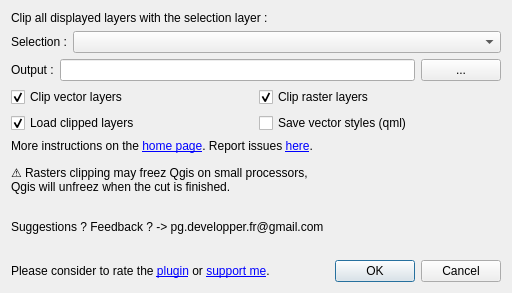
Before: the Qt Designer form clip_multiple_layers_dialog_base.ui in Taknok/Qgisplugin-ClipMultipleLayers, drawn with Qt 5.
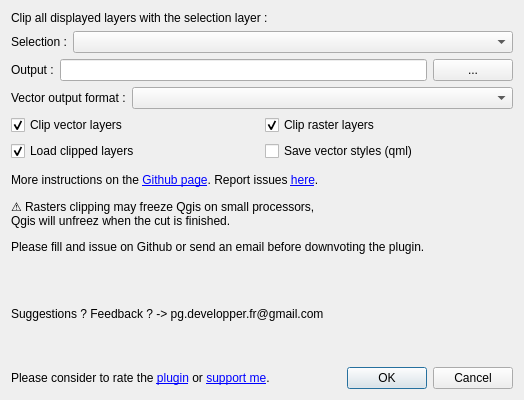
After: the same form once the commit is applied.

Commit message: Add option to select output format.

```diff
--- a/clip_multiple_layers_dialog_base.ui
+++ b/clip_multiple_layers_dialog_base.ui
@@ -6,37 +6,90 @@
    <rect>
     <x>0</x>
     <y>0</y>
-    <width>512</width>
-    <height>293</height>
+    <width>524</width>
+    <height>400</height>
    </rect>
   </property>
   <property name="minimumSize">
    <size>
-    <width>372</width>
-    <height>266</height>
+    <width>524</width>
+    <height>400</height>
    </size>
   </property>
   <property name="maximumSize">
    <size>
-    <width>591</width>
-    <height>397</height>
+    <width>2000</width>
+    <height>2000</height>
    </size>
   </property>
   <property name="windowTitle">
    <string>ClipMultipleLayers</string>
   </property>
   <layout class="QGridLayout" name="gridLayout">
-   <item row="11" column="0">
-    <widget class="QLabel" name="label_3">
+   <item row="7" column="0">
+    <layout class="QHBoxLayout" name="horizontalLayout_6">
+     <item>
+      <widget class="QLabel" name="label_7">
+       <property name="sizePolicy">
+        <sizepolicy hsizetype="Minimum" vsizetype="Preferred">
+         <horstretch>0</horstretch>
+         <verstretch>0</verstretch>
+        </sizepolicy>
+       </property>
+       <property name="minimumSize">
+        <size>
+         <width>0</width>
+         <height>0</height>
+        </size>
+       </property>
      <property name="text">
-      <string>Suggestions ? Feedback ? -&gt; pg.developper.fr@gmail.com</string>
+        <string>Vector output format :</string>
+       </property>
+      </widget>
+     </item>
+     <item>
+      <widget class="QComboBox" name="comboFormatBox">
+       <property name="sizePolicy">
+        <sizepolicy hsizetype="MinimumExpanding" vsizetype="Fixed">
+         <horstretch>0</horstretch>
+         <verstretch>0</verstretch>
+        </sizepolicy>
+       </property>
+       <property name="minimumSize">
+        <size>
+         <width>0</width>
+         <height>0</height>
+        </size>
+       </property>
+      </widget>
+     </item>
+    </layout>
+   </item>
+   <item row="14" column="0">
+    <layout class="QHBoxLayout" name="horizontalLayout_3">
+     <item>
+      <widget class="QLabel" name="label_5">
+       <property name="text">
+        <string>&lt;html&gt;&lt;head/&gt;&lt;body&gt;&lt;p&gt;Please consider to rate the &lt;a href=&quot;https://plugins.qgis.org/plugins/ClipMultipleLayers/&quot;&gt;&lt;span style=&quot; text-decoration: underline; color:#0000ff;&quot;&gt;plugin&lt;/span&gt;&lt;/a&gt; or &lt;a href=&quot;https://www.paypal.com/cgi-bin/webscr?cmd=_s-xclick&amp;amp;hosted_button_id=4DC3A78C398HW&quot;&gt;&lt;span style=&quot; text-decoration: underline; color:#0000ff;&quot;&gt;support me&lt;/span&gt;&lt;/a&gt;.&lt;/p&gt;&lt;/body&gt;&lt;/html&gt;</string>
      </property>
      <property name="openExternalLinks">
       <bool>false</bool>
      </property>
     </widget>
    </item>
-   <item row="8" column="0">
+     <item>
+      <widget class="QDialogButtonBox" name="button_box">
+       <property name="orientation">
+        <enum>Qt::Horizontal</enum>
+       </property>
+       <property name="standardButtons">
+        <set>QDialogButtonBox::Cancel|QDialogButtonBox::Ok</set>
+       </property>
+      </widget>
+     </item>
+    </layout>
+   </item>
+   <item row="9" column="0">
     <layout class="QHBoxLayout" name="horizontalLayout_5">
      <item>
       <widget class="QCheckBox" name="checkBox">
@@ -57,10 +110,10 @@
      </item>
     </layout>
    </item>
-   <item row="9" column="0">
-    <widget class="QLabel" name="label_6">
+   <item row="12" column="0">
+    <widget class="QLabel" name="label_3">
      <property name="text">
-      <string>&lt;html&gt;&lt;head/&gt;&lt;body&gt;&lt;p&gt;More instructions on the &lt;a href=&quot;https://github.com/Taknok/Qgisplugin-ClipMultipleLayers/wiki&quot;&gt;&lt;span style=&quot; text-decoration: underline; color:#0000ff;&quot;&gt;home page&lt;/span&gt;&lt;/a&gt;. Report issues &lt;a href=&quot;https://github.com/Taknok/Qgisplugin-ClipMultipleLayers/issues&quot;&gt;&lt;span style=&quot; text-decoration: underline; color:#0000ff;&quot;&gt;here&lt;/span&gt;&lt;/a&gt;.&lt;/p&gt;&lt;p&gt;⚠️ Rasters clipping may freez Qgis on small processors, &lt;br/&gt;Qgis will unfreez when the cut is finished.&lt;/p&gt;&lt;/body&gt;&lt;/html&gt;</string>
+      <string>Suggestions ? Feedback ? -&gt; pg.developper.fr@gmail.com</string>
      </property>
      <property name="openExternalLinks">
       <bool>true</bool>
@@ -71,7 +124,7 @@
     </widget>
    </item>
    <item row="1" column="0">
-    <layout class="QHBoxLayout" name="horizontalLayout_2">
+    <layout class="QHBoxLayout" name="horizontalLayout_1">
      <item alignment="Qt::AlignLeft">
       <widget class="QLabel" name="label">
        <property name="sizePolicy">
@@ -97,7 +150,33 @@
      </item>
     </layout>
    </item>
-   <item row="7" column="0">
+   <item row="0" column="0">
+    <widget class="QLabel" name="label_1">
+     <property name="sizePolicy">
+      <sizepolicy hsizetype="Preferred" vsizetype="Fixed">
+       <horstretch>0</horstretch>
+       <verstretch>0</verstretch>
+      </sizepolicy>
+     </property>
+     <property name="text">
+      <string>Clip all displayed layers with the selection layer :</string>
+     </property>
+    </widget>
+   </item>
+   <item row="10" column="0">
+    <widget class="QLabel" name="label_6">
+     <property name="text">
+      <string>&lt;html&gt;&lt;head/&gt;&lt;body&gt;&lt;p&gt;More instructions on the &lt;a href=&quot;https://github.com/Taknok/Qgisplugin-ClipMultipleLayers/wiki&quot;&gt;&lt;span style=&quot; text-decoration: underline; color:#0000ff;&quot;&gt;Github page&lt;/span&gt;&lt;/a&gt;. Report issues &lt;a href=&quot;https://github.com/Taknok/Qgisplugin-ClipMultipleLayers/issues&quot;&gt;&lt;span style=&quot; text-decoration: underline; color:#0000ff;&quot;&gt;here&lt;/span&gt;&lt;/a&gt;.&lt;/p&gt;&lt;p&gt;⚠️ Rasters clipping may freeze Qgis on small processors, &lt;br/&gt;Qgis will unfreez when the cut is finished.&lt;/p&gt;&lt;p&gt;Please fill and issue on Github or send an email before downvoting the plugin.&lt;/p&gt;&lt;/body&gt;&lt;/html&gt;</string>
+     </property>
+     <property name="openExternalLinks">
+      <bool>true</bool>
+     </property>
+     <property name="buddy">
+      <cstring></cstring>
+     </property>
+    </widget>
+   </item>
+   <item row="8" column="0">
     <layout class="QHBoxLayout" name="horizontalLayout_4">
      <item>
       <widget class="QCheckBox" name="checkVector">
@@ -127,45 +206,8 @@
      </item>
     </layout>
    </item>
-   <item row="13" column="0">
-    <layout class="QHBoxLayout" name="horizontalLayout_3">
-     <item>
-      <widget class="QLabel" name="label_5">
-       <property name="text">
-        <string>&lt;html&gt;&lt;head/&gt;&lt;body&gt;&lt;p&gt;Please consider to rate the &lt;a href=&quot;https://plugins.qgis.org/plugins/ClipMultipleLayers/&quot;&gt;&lt;span style=&quot; text-decoration: underline; color:#0000ff;&quot;&gt;plugin&lt;/span&gt;&lt;/a&gt; or &lt;a href=&quot;https://www.paypal.com/cgi-bin/webscr?cmd=_s-xclick&amp;amp;hosted_button_id=4DC3A78C398HW&quot;&gt;&lt;span style=&quot; text-decoration: underline; color:#0000ff;&quot;&gt;support me&lt;/span&gt;&lt;/a&gt;.&lt;/p&gt;&lt;/body&gt;&lt;/html&gt;</string>
-       </property>
-       <property name="openExternalLinks">
-        <bool>true</bool>
-       </property>
-      </widget>
-     </item>
-     <item>
-      <widget class="QDialogButtonBox" name="button_box">
-       <property name="orientation">
-        <enum>Qt::Horizontal</enum>
-       </property>
-       <property name="standardButtons">
-        <set>QDialogButtonBox::Cancel|QDialogButtonBox::Ok</set>
-       </property>
-      </widget>
-     </item>
-    </layout>
-   </item>
-   <item row="0" column="0">
-    <widget class="QLabel" name="label_4">
-     <property name="sizePolicy">
-      <sizepolicy hsizetype="Preferred" vsizetype="Fixed">
-       <horstretch>0</horstretch>
-       <verstretch>0</verstretch>
-      </sizepolicy>
-     </property>
-     <property name="text">
-      <string>Clip all displayed layers with the selection layer :</string>
-     </property>
-    </widget>
-   </item>
    <item row="6" column="0">
-    <layout class="QHBoxLayout" name="horizontalLayout">
+    <layout class="QHBoxLayout" name="horizontalLayout_2">
      <item>
       <widget class="QLabel" name="label_2">
        <property name="text">
```
Left out of the diff: 7 changed lines with no effect on the pictures. Lines whose indentation alone changed are shown as unchanged. The commit also changes 1 other file.
